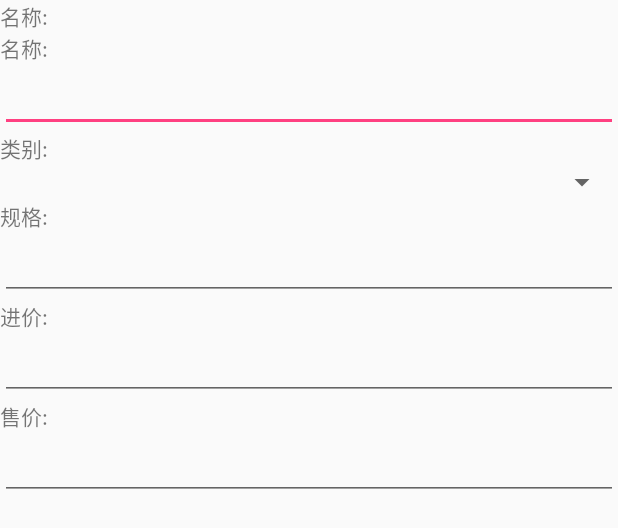
After one commit to YaYChen/MarketProject-AndroidProject, an Android app: the layout fragment_edit_product.xml on its own in the app's theme, with its tools: preview values and no code run, on a phone screen of 412 x 824 dp. The commit adds this screen. Shown: the top 528 px of the screen. Run offline under Robolectric (Android 15) with nearby library versions, the phone set to English and light mode, and no system bars.

Commit message:
commit_20190410

```diff
--- a/zxing-master/app/build.gradle
+++ b/zxing-master/app/build.gradle
@@ -29,7 +29,8 @@ dependencies {
     implementation "com.android.support:support-vector-drawable:$android_support"
     implementation 'com.yanzhenjie:permission:2.0.0-rc4'
     implementation project(':zxinglibrary')
-
-    // implementation 'com.github.yuzhiqiang1993:zxing:2.1.6'
+    implementation 'com.squareup.okhttp3:okhttp:3.14.0'
     implementation 'com.android.support.constraint:constraint-layout:1.1.3'
+    implementation 'com.google.code.gson:gson:2.8.0'
+    implementation 'com.android.support:support-v4:27.1.1'
 }
--- a/zxing-master/app/src/main/java/com/yzq/zxing/MainActivity.java
+++ b/zxing-master/app/src/main/java/com/yzq/zxing/MainActivity.java
@@ -29,8 +29,8 @@ import java.util.List;
 
 
 /**
- * @author: yzq
- * @date: 2017/10/26 15:17
+ * @author: yaychen
+ * @date: 2019/04/09 23:50
  * @declare :
  */
 
--- /dev/null
+++ b/zxing-master/app/src/main/res/layout/fragment_edit_product.xml
@@ -0,0 +1,64 @@
+<?xml version="1.0" encoding="utf-8"?>
+<FrameLayout xmlns:android="http://schemas.android.com/apk/res/android"
+    xmlns:tools="http://schemas.android.com/tools"
+    android:layout_width="match_parent"
+    android:layout_height="match_parent"
+    tools:context=".EditProductFragment">
+
+    <!-- TODO: Update blank fragment layout -->
+    <LinearLayout
+        android:layout_width="match_parent"
+        android:layout_height="match_parent"
+        android:orientation="vertical">
+        <ImageView
+            android:id="@+id/iv_product_image"
+            android:layout_width="wrap_content"
+            android:layout_height="wrap_content" />
+        <TextView
+            android:id="@+id/tv_product_code"
+            android:layout_width="match_parent"
+            android:layout_height="wrap_content"
+            android:text="@string/product_name"/>
+        <TextView
+            android:layout_width="match_parent"
+            android:layout_height="wrap_content"
+            android:text="@string/product_name"/>
+        <EditText
+            android:id="@+id/et_product_name"
+            android:layout_width="match_parent"
+            android:layout_height="wrap_content" />
+        <TextView
+            android:layout_width="match_parent"
+            android:layout_height="wrap_content"
+            android:text="@string/product_category"/>
+        <Spinner
+            android:id="@+id/sp_product_category"
+            android:layout_width="match_parent"
+            android:layout_height="wrap_content"/>
+        <TextView
+            android:layout_width="match_parent"
+            android:layout_height="wrap_content"
+            android:text="@string/product_specification"/>
+        <EditText
+            android:id="@+id/et_product_specification"
+            android:layout_width="match_parent"
+            android:layout_height="wrap_content" />
+        <TextView
+            android:layout_width="match_parent"
+            android:layout_height="wrap_content"
+            android:text="@string/product_purchasePrice"/>
+        <EditText
+            android:id="@+id/et_product_purchasePrice"
+            android:layout_width="match_parent"
+            android:layout_height="wrap_content" />
+        <TextView
+            android:layout_width="match_parent"
+            android:layout_height="wrap_content"
+            android:text="@string/product_price"/>
+        <EditText
+            android:id="@+id/et_product_price"
+            android:layout_width="match_parent"
+            android:layout_height="wrap_content" />
+    </LinearLayout>
+
+</FrameLayout>
--- a/zxing-master/app/src/main/res/values/strings.xml
+++ b/zxing-master/app/src/main/res/values/strings.xml
@@ -8,9 +8,11 @@
     <string name="title_activity_product">ProductActivity</string>
     <string name="action_settings">Settings</string>
     <!--product-->
+    <string name="product_code">条码: </string>
     <string name="product_name">名称: </string>
     <string name="product_category">类别: </string>
     <string name="product_specification">规格: </string>
+    <string name="product_purchasePrice">进价: </string>
     <string name="product_price">售价: </string>
 
 </resources>
```
Also changed, not shown: zxing-master/app/src/main/java/com/yzq/zxing/EditProductFragment.java (added, +56 -0 lines), zxing-master/app/src/main/java/com/yzq/zxing/ShowProductFragment.java (+12 -5 lines), zxing-master/app/src/main/java/service/ProductService.java (+24 -3 lines), zxing-master/app/src/main/java/util/GsonUtil.java (added, +11 -0 lines), zxing-master/app/src/main/java/util/HttpUtil.java (+33 -0 lines).
